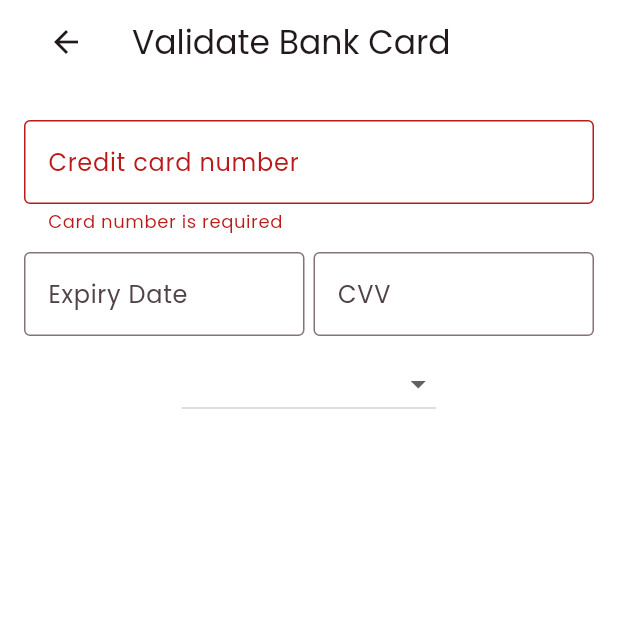
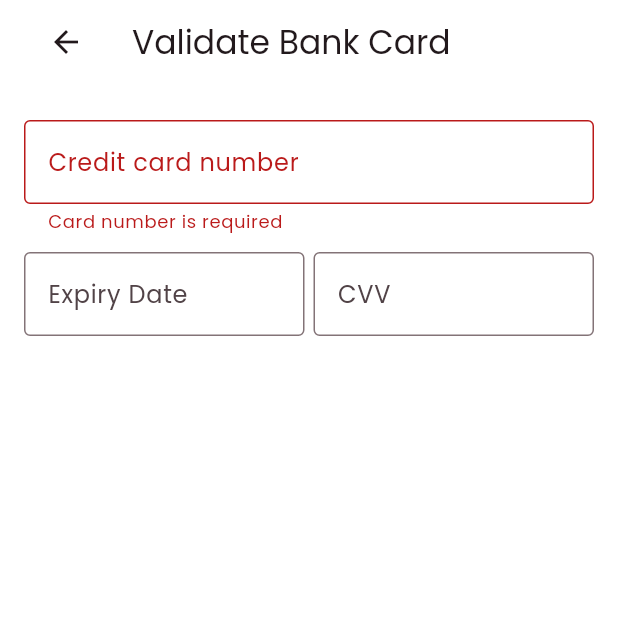
Before and after one commit to TinasheKeith/checkout, a Flutter app: the CardInputScreen screen opened directly, on a phone screen of 412 x 824 dp, the top half of it. Run offline on Flutter 3.47's test engine with Material 2 defaults, Android fonts, the phone set to English and light mode, and no system bars; our stand-ins replace date_format, device_preview, eva_icons_flutter, go_router, google_fonts, sentry_flutter; missing offline and left inert: credit_card_validator; generated files the repository leaves out were written again.

Commit message:
added form validation and images to card input screen

```diff
--- a/lib/src/widgets/screens/card_input_screen/card_input_screen.dart
+++ b/lib/src/widgets/screens/card_input_screen/card_input_screen.dart
@@ -37,24 +37,12 @@ class CardInputScreen extends StatelessWidget {
                           children: [
                             const SizedBox(height: 24),
                             TextFormField(
-                              validator: (value) {
-                                if (value == null || value.isEmpty) {
-                                  return 'Card number is required';
-                                }
-
-                                viewModel.validateCardNumber(value);
-
-                                if (viewModel.errorMessage != null) {
-                                  return viewModel.errorMessage;
-                                }
-
-                                return null;
-                              },
+                              validator: (value) =>
+                                  viewModel.validateCardNumber(value),
                               maxLength: 19,
                               maxLengthEnforcement: MaxLengthEnforcement
                                   .truncateAfterCompositionEnds,
                               keyboardType: TextInputType.number,
-
                               inputFormatters: <TextInputFormatter>[
                                 CardTextInputFormatter(),
                                 FilteringTextInputFormatter.allow(
@@ -65,9 +53,15 @@ class CardInputScreen extends StatelessWidget {
                               onChanged: (value) {
                                 viewModel.validateCardNumber(value);
                               },
-                              decoration: const InputDecoration(
-                                label: Text('Credit card number'),
+                              decoration: InputDecoration(
+                                label: const Text('Credit card number'),
                                 hintText: '0000 0000 0000 0000',
+                                suffixIcon: SizedBox(
+                                  child: Padding(
+                                    padding: const EdgeInsets.all(8),
+                                    child: viewModel.cardType?.getLogoAsset(32),
+                                  ),
+                                ),
                                 floatingLabelBehavior:
                                     FloatingLabelBehavior.auto,
                               ),
@@ -77,7 +71,13 @@ class CardInputScreen extends StatelessWidget {
                               children: [
                                 Expanded(
                                   child: TextFormField(
+                                    controller:
+                                        viewModel.formattedDateController,
                                     keyboardType: TextInputType.datetime,
+                                    readOnly: true,
+                                    onTap: () {
+                                      viewModel.selectExpiryDate(context);
+                                    },
                                     decoration: const InputDecoration(
                                       label: Text('Expiry Date'),
                                       hintText: '10/26',
@@ -98,19 +98,6 @@ class CardInputScreen extends StatelessWidget {
                                   ),
                                 ),
                               ],
-                            ),
-                            const SizedBox(height: 8),
-                            DropdownButton(
-                              items: CheckoutCardType.values
-                                  .map(
-                                    (value) =>
-                                        DropdownMenuItem<CheckoutCardType>(
-                                      value: value,
-                                      child: Text(value.cardType),
-                                    ),
-                                  )
-                                  .toList(),
-                              onChanged: (value) {},
                             ),
                             const SizedBox(height: 12),
                           ],
--- a/pubspec.yaml
+++ b/pubspec.yaml
@@ -19,6 +19,7 @@ dependencies:
   eva_icons_flutter: 3.1.0
   credit_card_validator: 2.1.0
   provider: 6.0.5
+  date_format: 2.0.7
 
 dev_dependencies:
   flutter_lints: 2.0.0
@@ -31,5 +32,7 @@ dev_dependencies:
 flutter:
   assets:
     - assets/images/
+    - assets/images/provider_logos/
+
   uses-material-design: true
   generate: true
```
Also changed, not shown: lib/asset_paths.dart (added, +11 -0 lines), lib/src/widgets/screens/card_input_screen/card_input_screen_view_model.dart (+85 -2 lines), assets/images/provider_logos/american_express.webp (added), assets/images/provider_logos/card.webp (added), assets/images/provider_logos/discover.webp (added), assets/images/provider_logos/union_pay.webp (added), assets/images/provider_logos/visa.webp (added), pubspec.lock.
